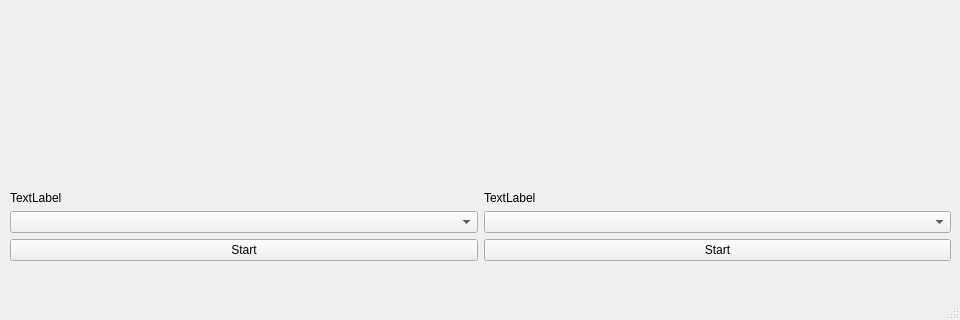
Before: the Qt Designer form camera_window.ui in paipeng/qt-double-cameras, drawn with Qt 5; both pictures show x 0 to 960 and y 280 to 600 of the 960 by 600 pixel window.
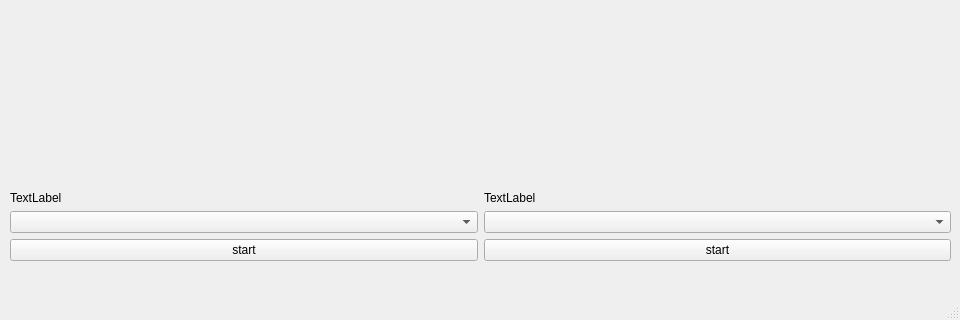
After: the same form once the commit is applied. Icons and pictures are not drawn. Custom widgets are drawn as their Qt base class.

Commit message: update string in code (localization)

The edit to the form file:
```diff
--- a/camera_window.ui
+++ b/camera_window.ui
@@ -122,7 +122,7 @@
          <item>
           <widget class="QPushButton" name="camera1StartButton">
            <property name="text">
-            <string>Start</string>
+            <string>start</string>
            </property>
           </widget>
          </item>
@@ -192,7 +192,7 @@
          <item>
           <widget class="QPushButton" name="camera2StartButton">
            <property name="text">
-            <string>Start</string>
+            <string>start</string>
            </property>
           </widget>
          </item>
```
The commit also changes 2 other files.
